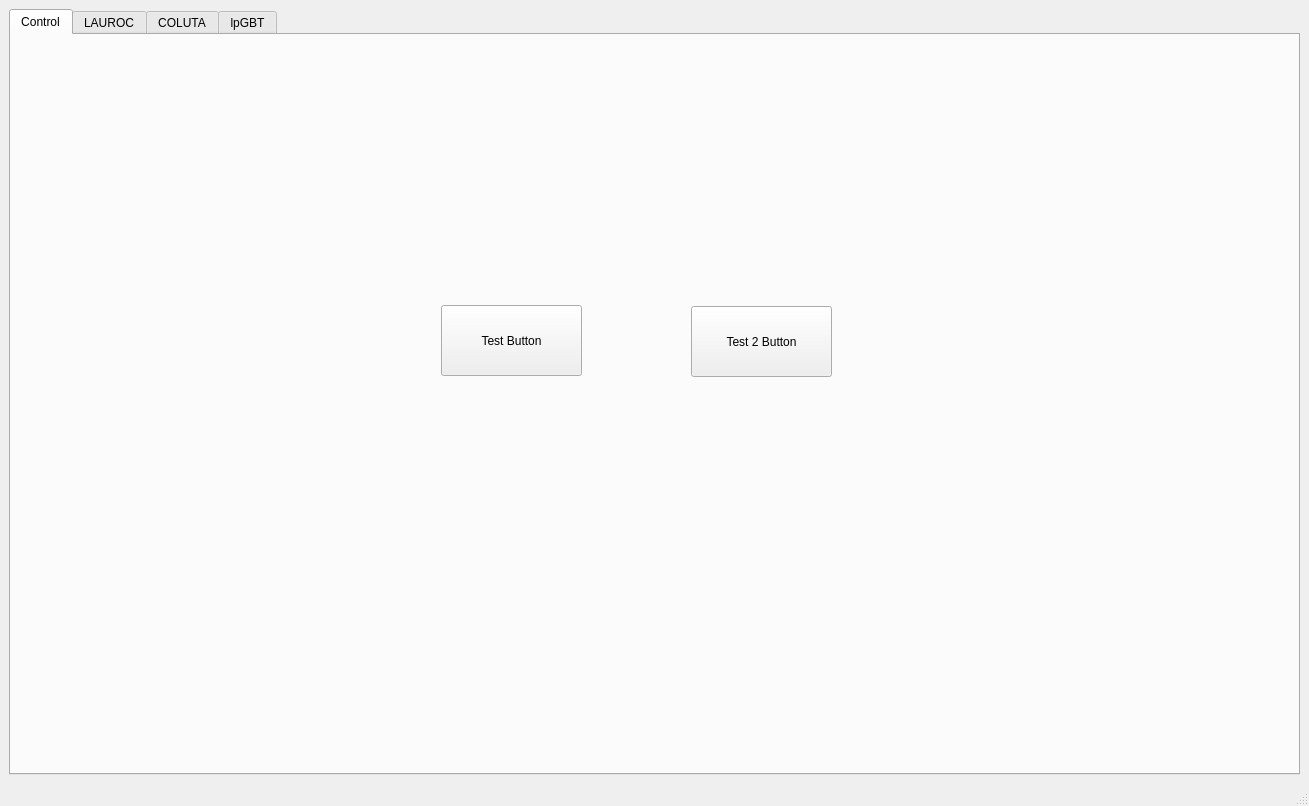
Before: the Qt Designer form sliceboard.ui in ElenaBusch1/slice-testboard, drawn with Qt 5.
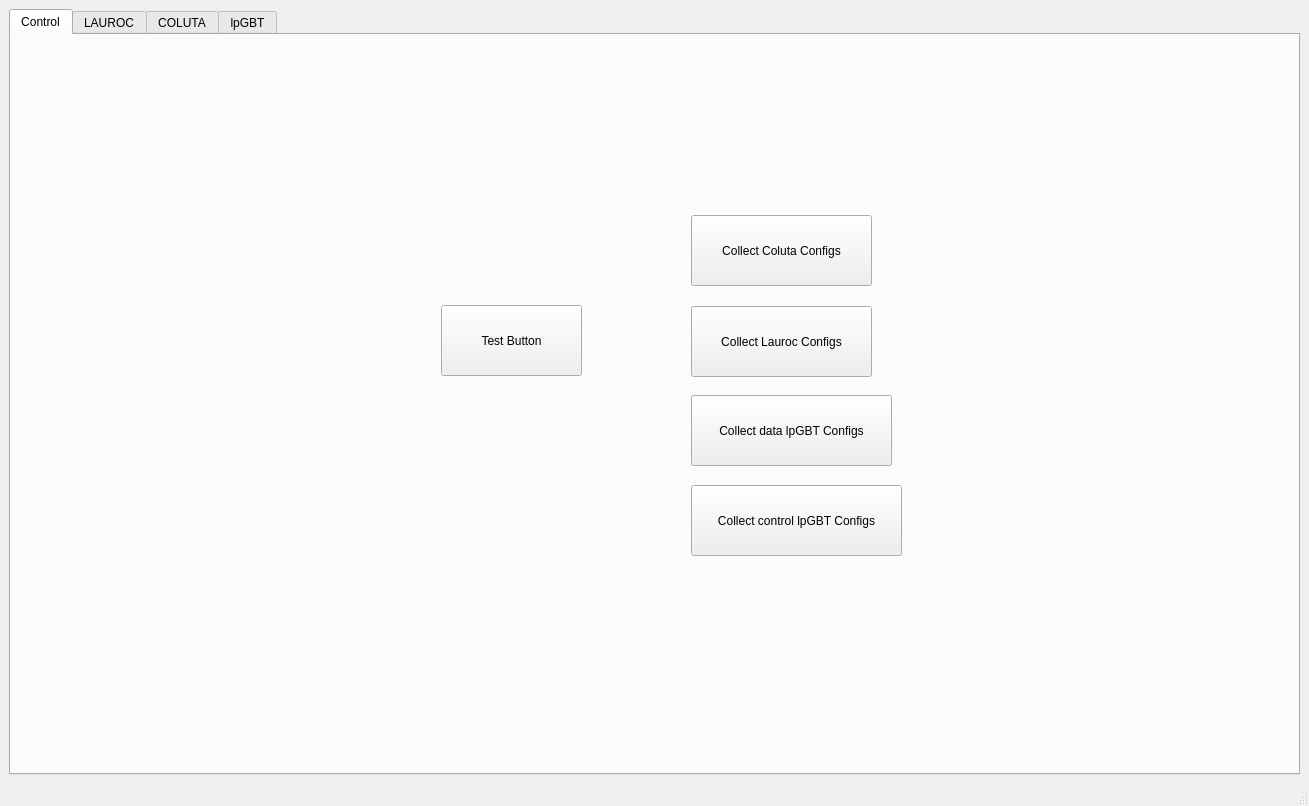
After: the same form once the commit is applied.

Commit message: Collect config to send - data lpgbt, control lpgbt, and lauroc

What changed in the file:
```diff
--- a/sliceboard.ui
+++ b/sliceboard.ui
@@ -42,12 +42,51 @@
          <rect>
           <x>680</x>
           <y>271</y>
-          <width>141</width>
+          <width>181</width>
           <height>71</height>
          </rect>
         </property>
         <property name="text">
-         <string>Test 2 Button</string>
+         <string>Collect Lauroc Configs</string>
+        </property>
+       </widget>
+       <widget class="QPushButton" name="dataLpGBTConfigsButton">
+        <property name="geometry">
+         <rect>
+          <x>680</x>
+          <y>360</y>
+          <width>201</width>
+          <height>71</height>
+         </rect>
+        </property>
+        <property name="text">
+         <string>Collect data lpGBT Configs</string>
+        </property>
+       </widget>
+       <widget class="QPushButton" name="controlLpGBTConfigsButton">
+        <property name="geometry">
+         <rect>
+          <x>680</x>
+          <y>450</y>
+          <width>211</width>
+          <height>71</height>
+         </rect>
+        </property>
+        <property name="text">
+         <string>Collect control lpGBT Configs</string>
+        </property>
+       </widget>
+       <widget class="QPushButton" name="colutaConfigsButton">
+        <property name="geometry">
+         <rect>
+          <x>680</x>
+          <y>180</y>
+          <width>181</width>
+          <height>71</height>
+         </rect>
+        </property>
+        <property name="text">
+         <string>Collect Coluta Configs</string>
         </property>
        </widget>
       </widget>
```
Left out of the diff: 2 changed lines with no effect on the pictures. The commit also changes 3 other files.
